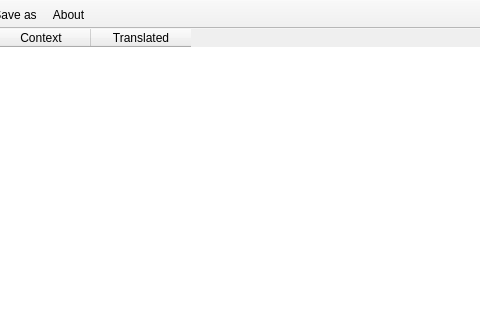
This is Dutranslator/mainwindow.ui in RxLaboratory/DuTF as Qt 5 draws it before an edit; both pictures show x 115 to 595 and y 0 to 320 of the 970 by 422 pixel window. The edited form follows.
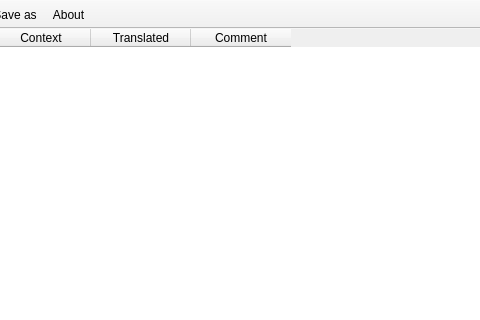
This is the edited form.

Commit message: added a comment column (saved as JS comment)

What changed in the file:
```diff
--- a/Dutranslator/mainwindow.ui
+++ b/Dutranslator/mainwindow.ui
@@ -60,7 +60,7 @@
        <bool>true</bool>
       </property>
       <property name="columnCount">
-       <number>3</number>
+       <number>4</number>
       </property>
       <attribute name="verticalHeaderDefaultSectionSize">
        <number>50</number>
@@ -80,6 +80,11 @@
         <string>Translated</string>
        </property>
       </column>
+      <column>
+       <property name="text">
+        <string>Comment</string>
+       </property>
+      </column>
      </widget>
     </item>
    </layout>
```
The commit also changes 1 other file.
